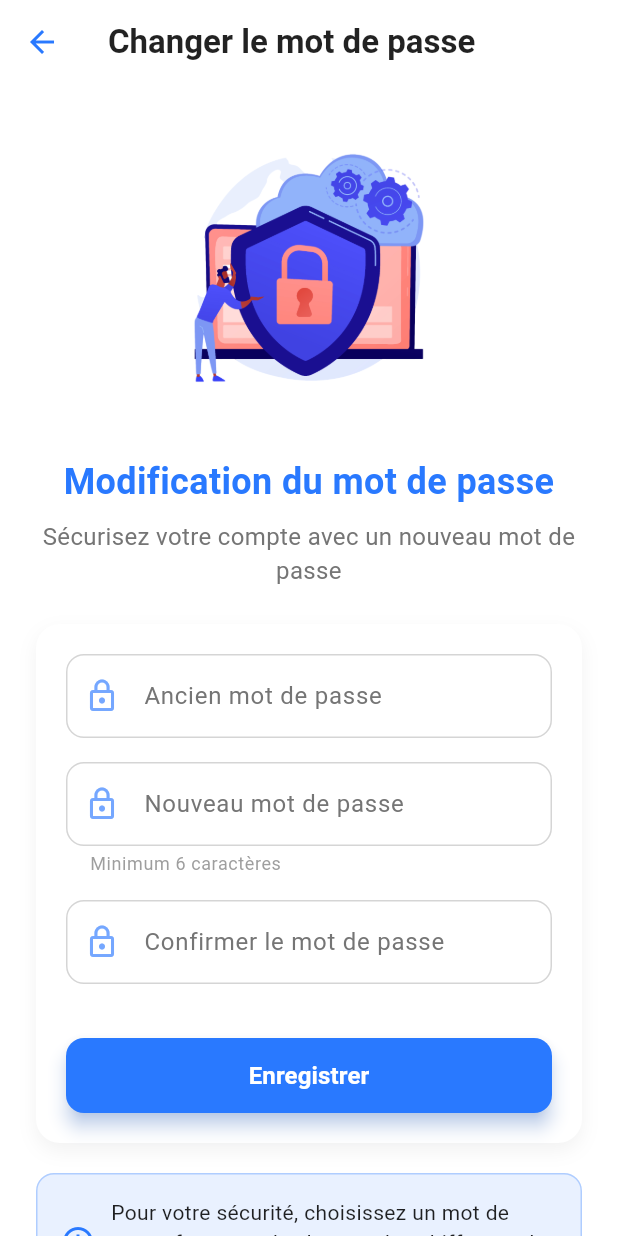
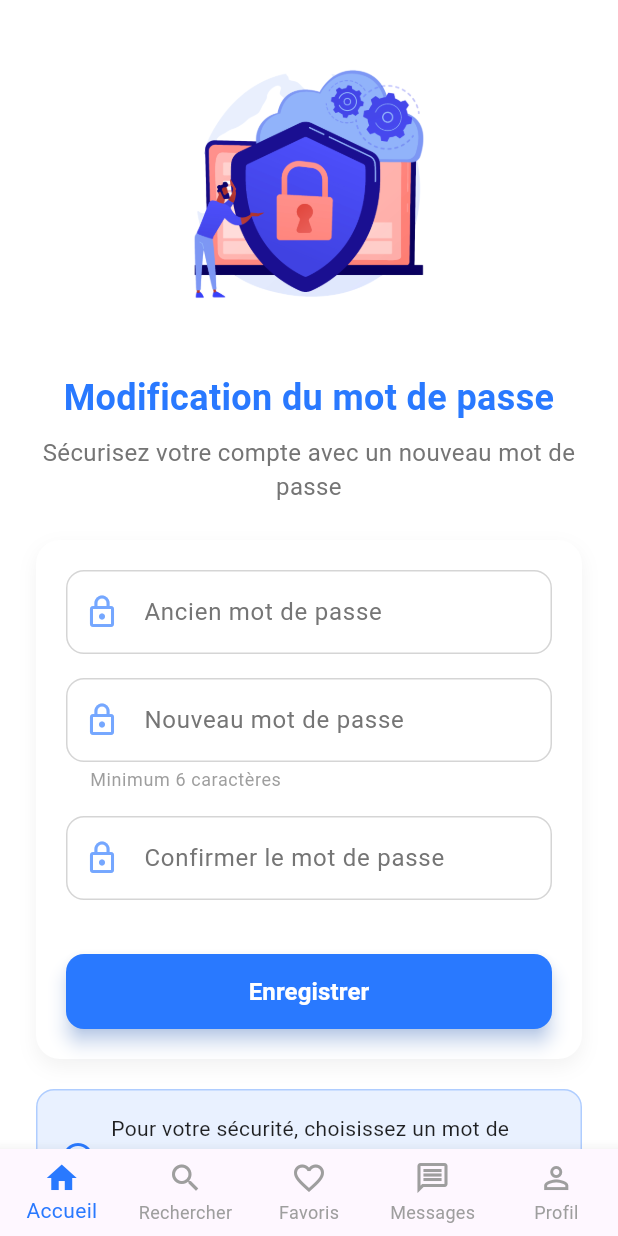
Before and after one commit to oumaymaheni/projet_mobile, a Flutter app: the ChangePasswordPage screen opened by its route, on a phone screen of 412 x 824 dp. Run offline on Flutter 3.47's test engine with Material 3 defaults, Android fonts, the phone set to English and light mode, and no system bars; our stand-ins replace cloud_firestore, firebase_auth, firebase_core, flutter_signin_button, google_sign_in, image_picker; accounts and stored records are empty.

Commit message:
correct bug

```diff
--- /dev/null
+++ b/flutter_front/lib/components/bottom_navigation_widget.dart
@@ -0,0 +1,52 @@
+import 'package:flutter/material.dart';
+
+class HomeBottomNavigationBar extends StatelessWidget {
+  final int currentIndex;
+  final Function(int) onTap;
+  final Color primaryBlue;
+
+  const HomeBottomNavigationBar({
+    Key? key,
+    required this.currentIndex,
+    required this.onTap,
+    required this.primaryBlue,
+  }) : super(key: key);
+
+  @override
+  Widget build(BuildContext context) {
+    return BottomNavigationBar(
+      currentIndex: currentIndex,
+      onTap: onTap,
+      selectedItemColor: primaryBlue,
+      unselectedItemColor: Colors.grey,
+      type: BottomNavigationBarType.fixed,
+      items: const [
+        BottomNavigationBarItem(
+          icon: Icon(Icons.home_outlined),
+          activeIcon: Icon(Icons.home),
+          label: 'Accueil',
+        ),
+        BottomNavigationBarItem(
+          icon: Icon(Icons.search),
+          activeIcon: Icon(Icons.search),
+          label: 'Rechercher',
+        ),
+        BottomNavigationBarItem(
+          icon: Icon(Icons.favorite_border),
+          activeIcon: Icon(Icons.favorite),
+          label: 'Favoris',
+        ),
+        BottomNavigationBarItem(
+          icon: Icon(Icons.message_outlined),
+          activeIcon: Icon(Icons.message),
+          label: 'Messages',
+        ),
+        BottomNavigationBarItem(
+          icon: Icon(Icons.person_outline),
+          activeIcon: Icon(Icons.person),
+          label: 'Profil',
+        ),
+      ],
+    );
+  }
+}
--- a/flutter_front/lib/routes/user.dart
+++ b/flutter_front/lib/routes/user.dart
@@ -8,5 +8,5 @@ import '../users/change_password_page.dart';
 
 final Map<String, WidgetBuilder> userRoutes = {
   '/userProfile': (context) => UserProfilePage(), // Sans userData
-  '/user/password/change': (context) => ChangePasswordPage(),
+  '/passwordchange': (context) => ChangePasswordPage(),
 };
--- a/flutter_front/lib/users/change_password_page.dart
+++ b/flutter_front/lib/users/change_password_page.dart
@@ -2,7 +2,7 @@ import 'package:flutter/material.dart';
 import 'package:firebase_auth/firebase_auth.dart' as fb_auth;
 import 'package:provider/provider.dart';
 import '../theme/theme_provider.dart';
-
+import '../components/bottom_navigation_widget.dart';
 class ChangePasswordPage extends StatefulWidget {
   const ChangePasswordPage({Key? key}) : super(key: key);
 
@@ -16,6 +16,34 @@ class _ChangePasswordPageState extends State<ChangePasswordPage> {
   final _newPasswordController = TextEditingController();
   final _confirmPasswordController = TextEditingController();
   bool _isLoading = false;
+  int _selectedIndex = 0;
+
+  // Navigation BottomNavBar
+  void _onItemTapped(int index) {
+
+
+    setState(() {
+      _selectedIndex = index;
+    });
+
+    switch (index) {
+      case 0:
+        Navigator.pushReplacementNamed(context, '/home');
+        break;
+      case 1:
+        Navigator.pushReplacementNamed(context, '/search');
+        break;
+      case 2:
+        Navigator.pushReplacementNamed(context, '/favorites');
+        break;
+      case 3:
+        Navigator.pushReplacementNamed(context, '/messages');
+        break;
+      case 4:
+        Navigator.pushReplacementNamed(context, '/userProfile');
+        break;
+    }
+  }
 
   // Couleurs adaptées au thème via ThemeProvider
   Color get primaryBlue {
@@ -144,23 +172,8 @@ class _ChangePasswordPageState extends State<ChangePasswordPage> {
     final themeProvider = Provider.of<ThemeProvider>(context);
     final isDarkMode = themeProvider.isDarkMode;
 
-    return Scaffold(
-      backgroundColor: backgroundWhite,
-      appBar: AppBar(
-        backgroundColor: Colors.transparent,
-        elevation: 0,
-        leading: IconButton(
-          icon: Icon(Icons.arrow_back, color: primaryBlue),
-          onPressed: () => Navigator.pop(context),
-        ),
-        title: Text(
-          'Changer le mot de passe',
-          style: TextStyle(
-            color: isDarkMode ? Colors.white : Colors.black87,
-            fontWeight: FontWeight.bold,
-          ),
-        ),
-      ),
+   return Scaffold(
+  backgroundColor: backgroundWhite,
       body: SingleChildScrollView(
         padding: const EdgeInsets.all(24.0),
         child: Column(
@@ -315,6 +328,11 @@ class _ChangePasswordPageState extends State<ChangePasswordPage> {
           ],
         ),
       ),
-    );
+     bottomNavigationBar: HomeBottomNavigationBar(
+  currentIndex: _selectedIndex,
+  onTap: _onItemTapped,
+  primaryBlue: primaryBlue,
+),
+   );
   }
 }
--- a/flutter_front/pubspec.yaml
+++ b/flutter_front/pubspec.yaml
@@ -77,6 +77,7 @@ flutter:
      - assets/images/drawer_design2.png
      - assets/images/bleu.png
      - assets/images/password.png
+     - assets/images/drawer_design.jpg
   #   - images/a_dot_ham.jpeg
 
   # An image asset can refer to one or more resolution-specific "variants", see
```
Also changed, not shown: flutter_front/lib/authentification/register.dart (+41 -8 lines), flutter_front/lib/maison/list.dart (+6 -15 lines), flutter_front/lib/users/user_profile_page.dart (+35 -13 lines), flutter_front/assets/images/drawer_design.jpg (renamed from flutter_front/assets/images/20944201.jpg).
